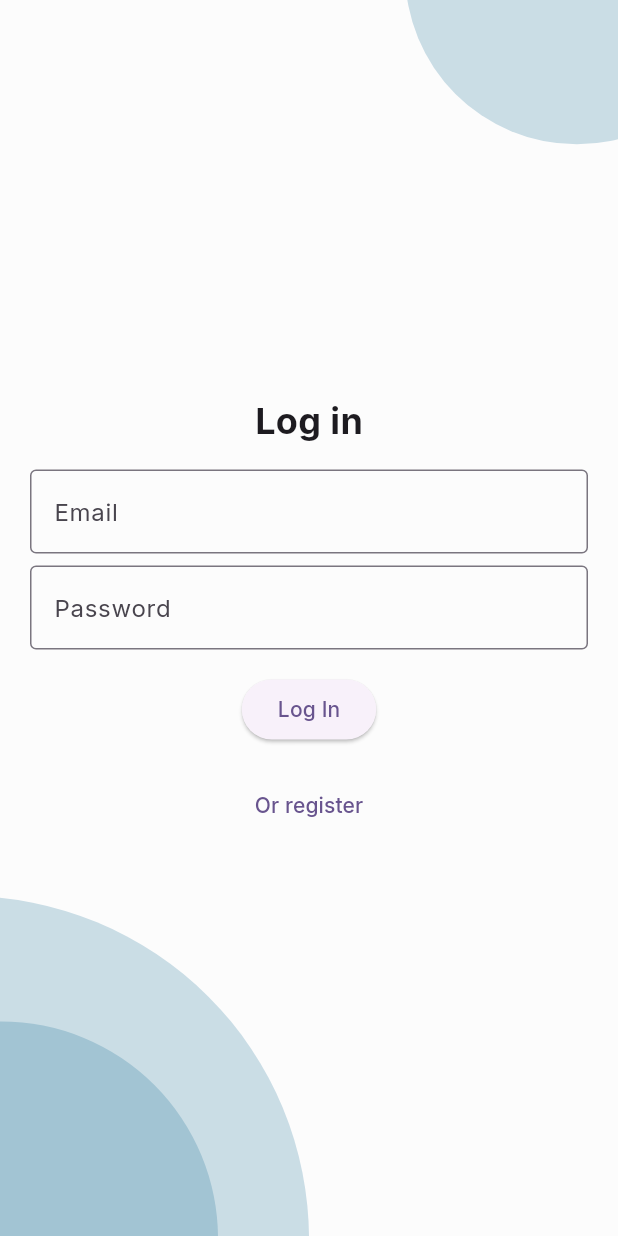
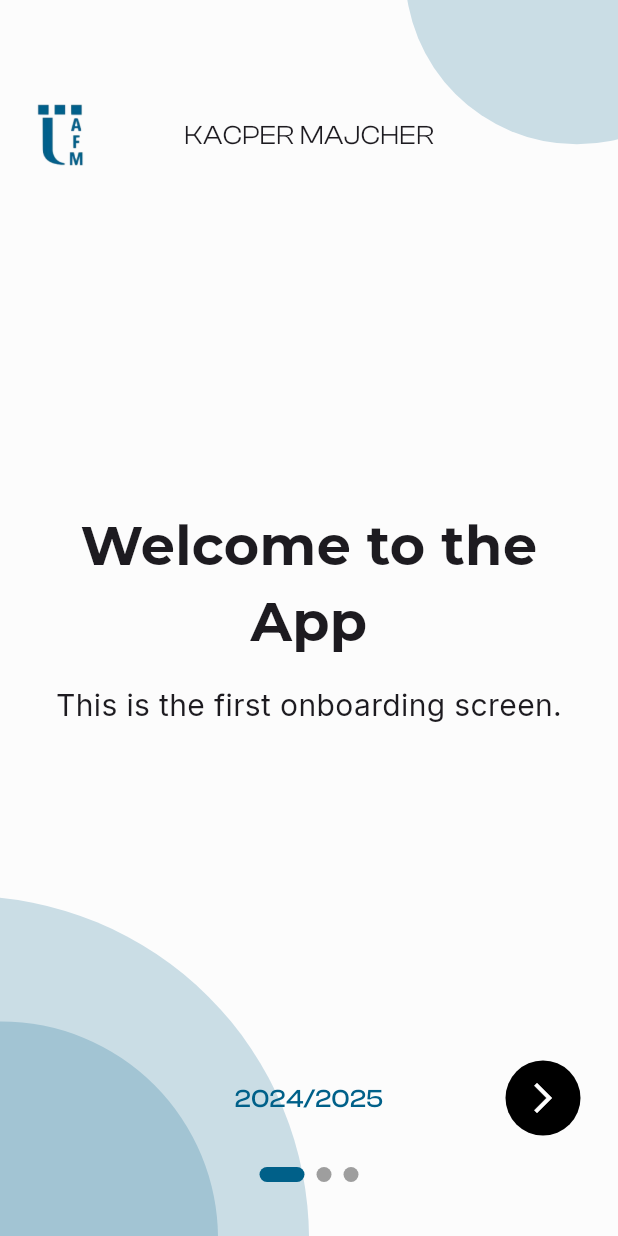
Before and after one commit to KacperMajcher/thesis_app, a Flutter app: the screen it shows after launch, after a tap on the "arrow forward ios" icon, on a phone screen of 412 x 824 dp. Run offline on Flutter 3.47's test engine with Material 3 defaults, Android fonts, the phone set to English and light mode, and no system bars; drawn by our look-alikes of smooth_page_indicator; our stand-ins replace firebase_auth, firebase_core, flutter_bloc, flutter_svg, freezed_annotation, get_it and 2 more; accounts and stored records are empty.

Commit message:
feat: Add OnboardingPage for enhanced user onboarding experience and update navigation in RootPage

```diff
--- a/lib/app/root_page.dart
+++ b/lib/app/root_page.dart
@@ -2,6 +2,7 @@ import 'package:firebase_auth/firebase_auth.dart';
 import 'package:flutter/material.dart';
 import 'package:thesis_app/features/auth/presentation/login_page.dart';
 import 'package:thesis_app/features/home/presentation/home_page.dart';
+import 'package:thesis_app/features/welcome/presentation/onboarding_page.dart';
 import 'package:thesis_app/features/welcome/presentation/welcome_page.dart';
 
 class RootPage extends StatelessWidget {
@@ -18,7 +19,7 @@ class RootPage extends StatelessWidget {
             onPressed: () {
               Navigator.of(context).push(
                 MaterialPageRoute(
-                  builder: (context) => const LoginPage(),
+                  builder: (context) => const OnboardingPage(),
                 ),
               );
             },
--- /dev/null
+++ b/lib/features/welcome/presentation/onboarding_page.dart
@@ -0,0 +1,142 @@
+import 'package:flutter/material.dart';
+import 'package:google_fonts/google_fonts.dart';
+import 'package:smooth_page_indicator/smooth_page_indicator.dart';
+import 'package:thesis_app/app/themed_scaffold.dart';
+import 'package:thesis_app/features/auth/presentation/login_page.dart';
+import 'package:thesis_app/features/widgets/thesis_year.dart';
+
+class OnboardingPage extends StatefulWidget {
+  const OnboardingPage({super.key});
+
+  @override
+  State<OnboardingPage> createState() => _OnboardingPageState();
+}
+
+class _OnboardingPageState extends State<OnboardingPage> {
+  final PageController _pageController = PageController();
+  int _currentPage = 0;
+
+  void _onNextPressed(BuildContext context) {
+    if (_currentPage < 2) {
+      _pageController.nextPage(
+        duration: const Duration(milliseconds: 300),
+        curve: Curves.easeInOut,
+      );
+    } else {
+      Navigator.of(context).pushReplacement(
+        MaterialPageRoute(builder: (context) => const LoginPage()),
+      );
+    }
+  }
+
+  @override
+  Widget build(BuildContext context) {
+    return ThemedScaffold(
+      body: Column(
+        children: [
+          SizedBox(height: 60),
+          Padding(
+            padding: const EdgeInsets.symmetric(horizontal: 10),
+            child: Row(
+              children: [
+                Image.asset(
+                  'assets/logos/university_logo.png',
+                  height: 60,
+                  fit: BoxFit.contain,
+                ),
+                Expanded(
+                  child: Text(
+                    'KACPER MAJCHER',
+                    textAlign: TextAlign.center,
+                    style: const TextStyle(
+                      fontFamily: 'ClashDisplay',
+                      fontWeight: FontWeight.w400,
+                      fontSize: 18,
+                    ),
+                  ),
+                ),
+                SizedBox(width: 60),
+              ],
+            ),
+          ),
+          Expanded(
+            child: PageView(
+              controller: _pageController,
+              onPageChanged: (index) {
+                setState(() {
+                  _currentPage = index;
+                });
+              },
+              children: [
+                _buildPage(
+                  title: 'Welcome to the App',
+                  description: 'This is the first onboarding screen.',
+                ),
+                _buildPage(
+                  title: 'Track Your Progress',
+                  description: 'Learn how to manage your thesis efficiently.',
+                ),
+                _buildPage(
+                  title: 'Get Started',
+                  description: 'Begin your journey now!',
+                ),
+              ],
+            ),
+          ),
+          ThesisYear(
+            onPressed: () => _onNextPressed(context),
+          ),
+          Padding(
+            padding: const EdgeInsets.all(16.0),
+            child: Column(
+              children: [
+                SmoothPageIndicator(
+                  controller: _pageController,
+                  count: 3,
+                  effect: const ExpandingDotsEffect(
+                    dotHeight: 10,
+                    dotWidth: 10,
+                    activeDotColor: Color(0xFF006089),
+                    expansionFactor: 3,
+                  ),
+                ),
+                const SizedBox(height: 20),
+              ],
+            ),
+          ),
+        ],
+      ),
+    );
+  }
+
+  Widget _buildPage({
+    required String title,
+    required String description,
+  }) {
+    return Padding(
+      padding: const EdgeInsets.symmetric(horizontal: 30),
+      child: Column(
+        mainAxisAlignment: MainAxisAlignment.center,
+        children: [
+          Text(
+            title,
+            style: GoogleFonts.montserrat(
+              fontWeight: FontWeight.bold,
+              fontSize: 36,
+            ),
+            textAlign: TextAlign.center,
+          ),
+          const SizedBox(height: 16),
+          Text(
+            description,
+            style: GoogleFonts.inter(
+              fontWeight: FontWeight.w400,
+              fontSize: 20,
+            ),
+            textAlign: TextAlign.center,
+          ),
+        ],
+      ),
+    );
+  }
+}
--- a/pubspec.yaml
+++ b/pubspec.yaml
@@ -22,6 +22,7 @@ dependencies:
   bloc_test: ^9.1.7
   flutter_svg: ^2.0.17
   google_fonts: ^6.2.1
+  smooth_page_indicator: ^1.2.0+3
 
 dev_dependencies:
   flutter_test:
```
Also changed, not shown: pubspec.lock.
